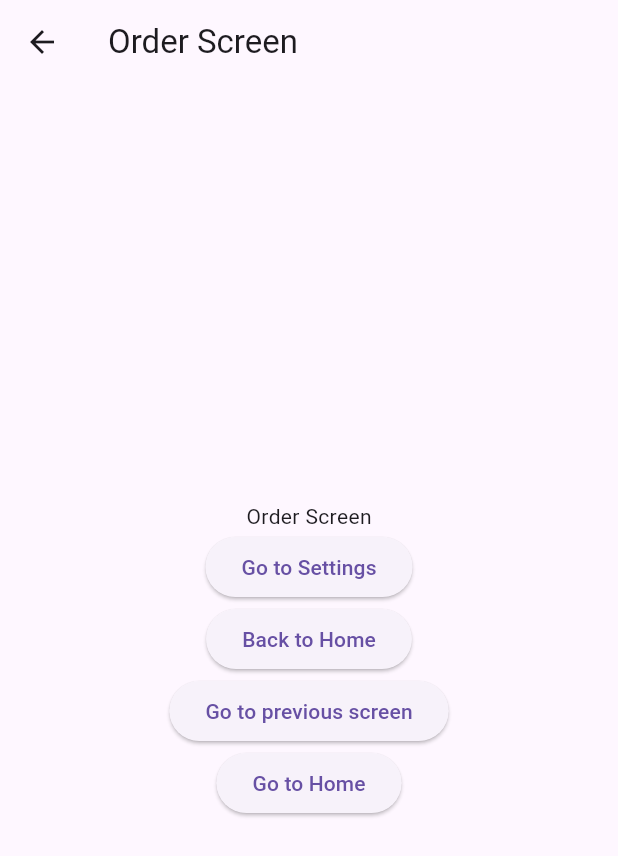
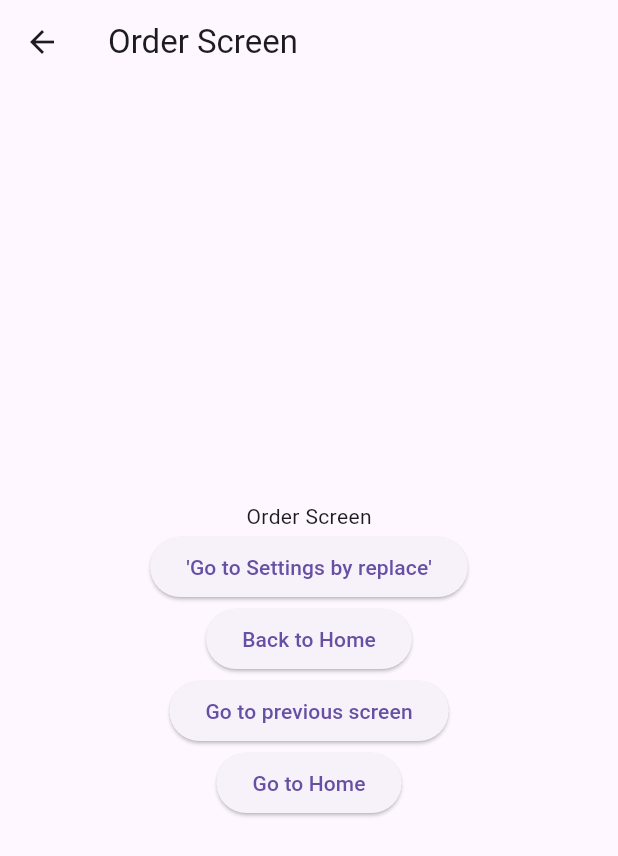
Before and after one commit to Ashraf-Samiu/Flutter-EssentialWidgets, a Flutter app: the OrderScreen screen opened directly, on a phone screen of 412 x 824 dp. Shown: the top 856 px of the screen. Run offline on Flutter 3.47's test engine with Material 3 defaults, Android fonts, the phone set to English and light mode, and no system bars.

Commit message:
MaterialPageRoute commit

```diff
--- a/lib/main.dart
+++ b/lib/main.dart
@@ -35,13 +35,10 @@ class HomeRoute extends StatelessWidget{
                   Navigator.push(
                       context,
                       MaterialPageRoute(
-                          builder:
-                              (context) =>
-                              RouteSettings()
+                          builder: (context) => RouteSettings()
                       )
                   );
-                },
-                child: Text("Go to Settings")
+                }, child: Text("Go to Settings")
             ),
             ElevatedButton(
                 onPressed: (){
@@ -110,7 +107,7 @@ class OrderScreen extends StatelessWidget{
                         builder: (context)=> RouteSettings()
                     ));
               },
-              child: Text("Go to Settings"),
+              child: Text("'Go to Settings by replace'"),
             ),
             ElevatedButton(
                 onPressed: (){
```
